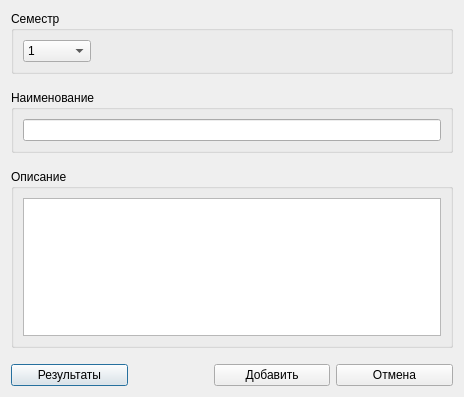
The window that ui/insertdiscipline.ui (7enSmile/clientVKR) describes before a commit, drawn with Qt 5.
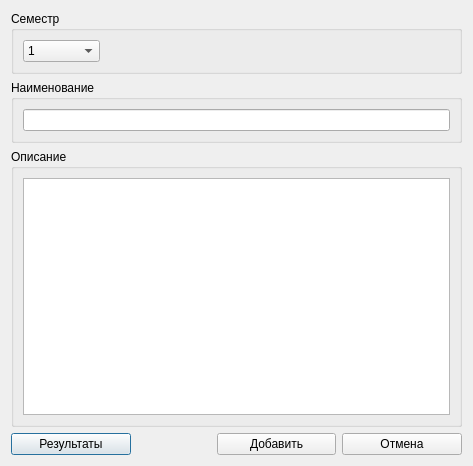
The same window after the commit.

```diff
--- a/ui/insertdiscipline.ui
+++ b/ui/insertdiscipline.ui
@@ -6,8 +6,8 @@
    <rect>
     <x>0</x>
     <y>0</y>
-    <width>464</width>
-    <height>397</height>
+    <width>473</width>
+    <height>466</height>
    </rect>
   </property>
   <property name="windowTitle">
@@ -103,22 +103,6 @@
      </layout>
     </widget>
    </item>
-   <item>
-    <spacer name="verticalSpacer_3">
-     <property name="orientation">
-      <enum>Qt::Vertical</enum>
-     </property>
-     <property name="sizeType">
-      <enum>QSizePolicy::Fixed</enum>
-     </property>
-     <property name="sizeHint" stdset="0">
-      <size>
-       <width>20</width>
-       <height>10</height>
-      </size>
-     </property>
-    </spacer>
-   </item>
    <item>
     <widget class="QGroupBox" name="groupBox_2">
      <property name="title">
@@ -131,22 +115,6 @@
      </layout>
     </widget>
    </item>
-   <item>
-    <spacer name="verticalSpacer_2">
-     <property name="orientation">
-      <enum>Qt::Vertical</enum>
-     </property>
-     <property name="sizeType">
-      <enum>QSizePolicy::Fixed</enum>
-     </property>
-     <property name="sizeHint" stdset="0">
-      <size>
-       <width>20</width>
-       <height>10</height>
-      </size>
-     </property>
-    </spacer>
-   </item>
    <item>
     <widget class="QGroupBox" name="groupBox_3">
      <property name="title">
@@ -163,22 +131,6 @@
      </layout>
     </widget>
    </item>
-   <item>
-    <spacer name="verticalSpacer">
-     <property name="orientation">
-      <enum>Qt::Vertical</enum>
-     </property>
-     <property name="sizeType">
-      <enum>QSizePolicy::Fixed</enum>
-     </property>
-     <property name="sizeHint" stdset="0">
-      <size>
-       <width>20</width>
-       <height>10</height>
-      </size>
-     </property>
-    </spacer>
-   </item>
    <item>
     <layout class="QHBoxLayout" name="horizontalLayout">
      <item>
```
